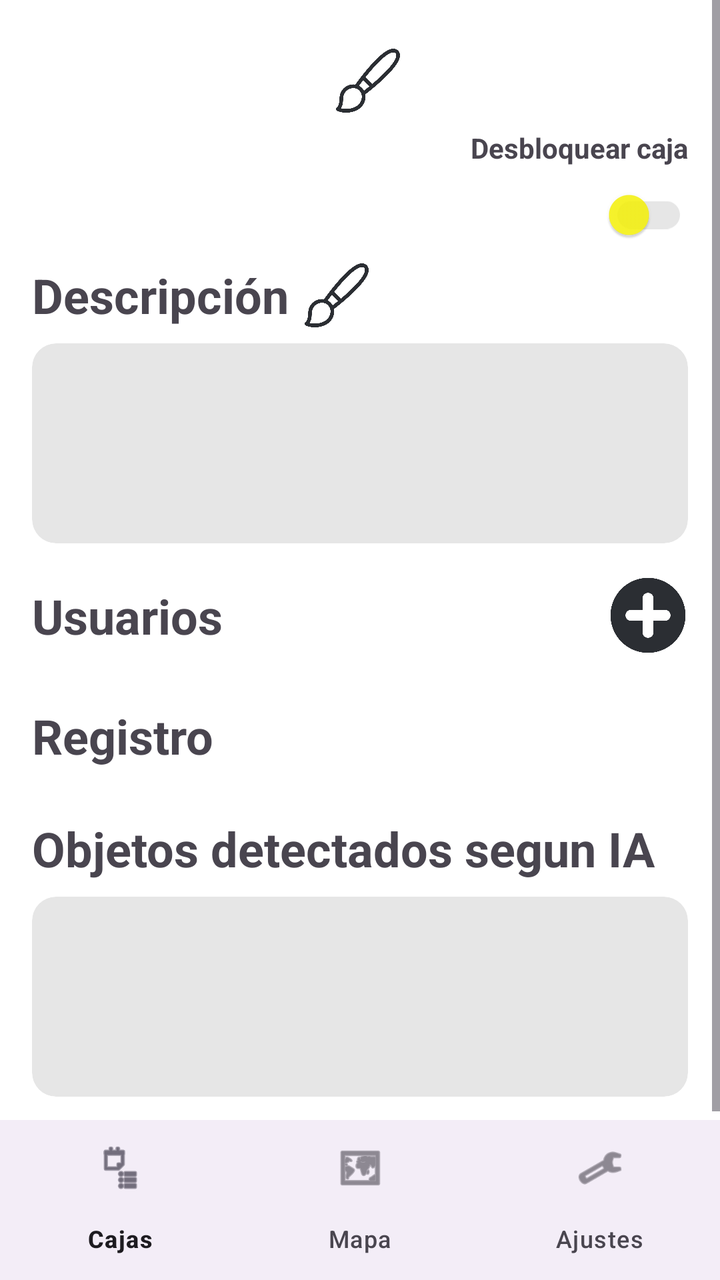
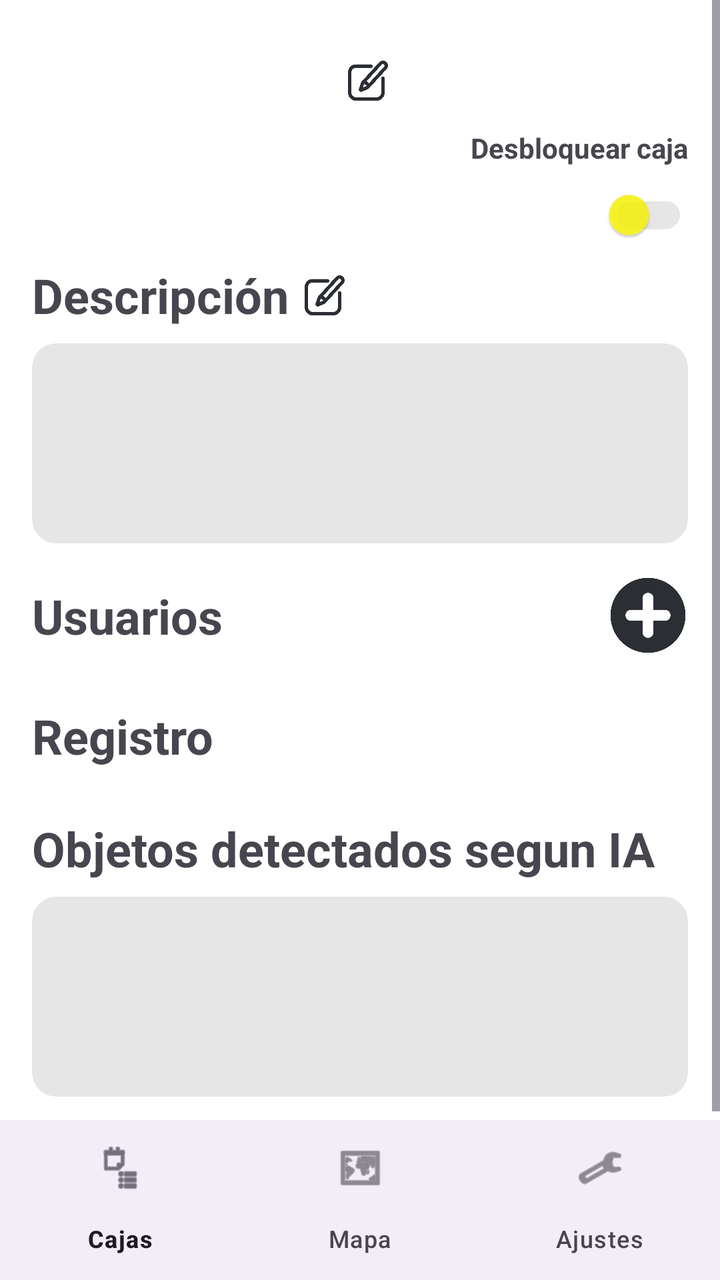

Two renders of the same Android screen: before a commit and after it. Below are the layout's source before the change and the commit's diff.
<!-- AndroidManifest.xml: application theme Theme.ProyeIoT -->
<!-- res/layout/activity_caja.xml -->
<?xml version="1.0" encoding="utf-8"?>
<androidx.constraintlayout.widget.ConstraintLayout xmlns:android="http://schemas.android.com/apk/res/android"
    xmlns:app="http://schemas.android.com/apk/res-auto"
    xmlns:tools="http://schemas.android.com/tools"
    android:id="@+id/main"
    android:layout_width="match_parent"
    android:layout_height="match_parent">

    <ScrollView
        android:id="@+id/scrollCaja"
        android:layout_width="0dp"
        android:layout_height="0dp"
        app:layout_constraintBottom_toTopOf="@id/bottomNav"
        app:layout_constraintEnd_toEndOf="parent"
        app:layout_constraintStart_toStartOf="parent"
        app:layout_constraintTop_toTopOf="parent">

        <androidx.constraintlayout.widget.ConstraintLayout
            android:layout_width="match_parent"
            android:layout_height="wrap_content"
            android:padding="16dp">

            
            <TextView
                android:id="@+id/tvNombreCaja"
                android:layout_width="wrap_content"
                android:layout_height="wrap_content"
                android:gravity="center"
                android:textSize="36sp"
                android:textStyle="bold"
                app:layout_constrainedWidth="true"
                app:layout_constraintEnd_toStartOf="@id/btnEditarNombre"
                app:layout_constraintHorizontal_chainStyle="packed"
                app:layout_constraintStart_toStartOf="parent"
                app:layout_constraintTop_toTopOf="parent" />

            <ImageButton
                android:id="@+id/btnEditarNombre"
                android:layout_width="32dp"
                android:layout_height="32dp"
                android:layout_marginStart="8dp"
                android:background="@android:color/transparent"
                android:contentDescription="Editar nombre"
                android:scaleType="fitCenter"
                android:src="@drawable/icono_pincel"
                app:layout_constraintBottom_toBottomOf="@id/tvNombreCaja"
                app:layout_constraintEnd_toEndOf="parent"
                app:layout_constraintStart_toEndOf="@id/tvNombreCaja"
                app:layout_constraintTop_toTopOf="@id/tvNombreCaja"
                app:tint="@color/fondo_3" />

            
            <TextView
                android:id="@+id/tvBloquearLabel"
                android:layout_width="0dp"
                android:layout_height="wrap_content"
                android:gravity="end"
                android:text="Desbloquear caja"
                android:textStyle="bold"
                app:layout_constraintEnd_toEndOf="parent"
                app:layout_constraintStart_toStartOf="parent"
                app:layout_constraintTop_toBottomOf="@id/tvNombreCaja" />

            <androidx.appcompat.widget.SwitchCompat
                android:id="@+id/switchBloquear"
                android:layout_width="0dp"
                android:layout_height="wrap_content"
                android:gravity="end|center_vertical"
                app:layout_constraintEnd_toEndOf="parent"
                app:layout_constraintStart_toStartOf="parent"
                app:layout_constraintTop_toBottomOf="@id/tvBloquearLabel"
                app:thumbTint="@color/boton_fondo"
                app:trackTint="@color/fondo_2" />

            

            
            <TextView
                android:id="@+id/tvTituloDescripcion"
                android:layout_width="wrap_content"
                android:layout_height="wrap_content"
                android:text="Descripción"
                android:textSize="24sp"
                android:textStyle="bold"
                app:layout_constraintEnd_toStartOf="@id/btnEditarDescripcion"
                app:layout_constraintHorizontal_bias="0"
                app:layout_constraintHorizontal_chainStyle="packed"
                app:layout_constraintStart_toStartOf="parent"
                app:layout_constraintTop_toBottomOf="@+id/switchBloquear" />

            <ImageButton
                android:id="@+id/btnEditarDescripcion"
                android:layout_width="32dp"
                android:layout_height="32dp"
                android:layout_marginStart="8dp"
                android:background="@android:color/transparent"
                android:contentDescription="Editar descripción"
                android:scaleType="fitCenter"
                android:src="@drawable/icono_pincel"
                app:layout_constraintBottom_toBottomOf="@id/tvTituloDescripcion"
                app:layout_constraintEnd_toEndOf="parent"
                app:layout_constraintHorizontal_bias="0"
                app:layout_constraintStart_toEndOf="@id/tvTituloDescripcion"
                app:layout_constraintTop_toTopOf="@id/tvTituloDescripcion"
                app:tint="@color/fondo_3" />

            <com.google.android.material.card.MaterialCardView
                android:id="@+id/cardDescripcion"
                android:layout_width="0dp"
                android:layout_height="wrap_content"
                android:layout_marginTop="8dp"
                app:cardBackgroundColor="@color/fondo_2"
                app:cardCornerRadius="12dp"
                app:cardElevation="0dp"
                app:layout_constraintEnd_toEndOf="parent"
                app:layout_constraintStart_toStartOf="parent"
                app:layout_constraintTop_toBottomOf="@id/tvTituloDescripcion"
                app:strokeWidth="0dp">

                <TextView
                    android:id="@+id/tvDescripcion"
                    android:layout_width="match_parent"
                    android:layout_height="wrap_content"
                    android:minHeight="100dp"
                    android:padding="16dp"
                    android:textColor="@color/texto_cajas" />
            </com.google.android.material.card.MaterialCardView>

            <ImageButton
                android:id="@+id/btnAnadirUsuario"
                android:layout_width="40dp"
                android:layout_height="40dp"
                android:layout_marginTop="16dp"
                android:background="@android:color/transparent"
                android:contentDescription="Añadir usuario"
                android:scaleType="fitCenter"
                android:src="@drawable/icono_anadir"
                app:layout_constraintEnd_toEndOf="parent"
                app:layout_constraintTop_toBottomOf="@id/cardDescripcion"
                app:tint="@color/fondo_3" />

            <TextView
                android:id="@+id/tvTituloUsuarios"
                android:layout_width="0dp"
                android:layout_height="wrap_content"
                android:text="Usuarios"
                android:textSize="24sp"
                android:textStyle="bold"
                app:layout_constraintBottom_toBottomOf="@id/btnAnadirUsuario"
                app:layout_constraintEnd_toStartOf="@id/btnAnadirUsuario"
                app:layout_constraintStart_toStartOf="parent"
                app:layout_constraintTop_toTopOf="@id/btnAnadirUsuario" />

            <com.google.android.material.card.MaterialCardView
                android:id="@+id/cardUsuarios"
                android:layout_width="0dp"
                android:layout_height="wrap_content"
                android:layout_marginTop="8dp"
                app:cardBackgroundColor="@color/fondo_2"
                app:cardCornerRadius="12dp"
                app:cardElevation="0dp"
                app:layout_constraintEnd_toEndOf="parent"
                app:layout_constraintStart_toStartOf="parent"
                app:layout_constraintTop_toBottomOf="@id/btnAnadirUsuario"
                app:strokeWidth="0dp">

                <LinearLayout
                    android:id="@+id/rvUsuarios"
                    android:layout_width="match_parent"
                    android:layout_height="wrap_content"
                    android:orientation="vertical" />
            </com.google.android.material.card.MaterialCardView>

            <TextView
                android:id="@+id/tvTituloRegistro"
                android:layout_width="0dp"
                android:layout_height="wrap_content"
                android:layout_marginTop="16dp"
                android:text="Registro"
                android:textSize="24sp"
                android:textStyle="bold"
                app:layout_constraintEnd_toEndOf="parent"
                app:layout_constraintStart_toStartOf="parent"
                app:layout_constraintTop_toBottomOf="@id/cardUsuarios" />

            <com.google.android.material.card.MaterialCardView
                android:id="@+id/cardRegistro"
                android:layout_width="0dp"
                android:layout_height="wrap_content"
                android:layout_marginTop="8dp"
                app:cardBackgroundColor="@color/fondo_2"
                app:cardCornerRadius="12dp"
                app:cardElevation="0dp"
                app:layout_constraintEnd_toEndOf="parent"
                app:layout_constraintStart_toStartOf="parent"
                app:layout_constraintTop_toBottomOf="@id/tvTituloRegistro"
                app:strokeWidth="0dp">

                <LinearLayout
                    android:id="@+id/rvRegistro"
                    android:layout_width="match_parent"
                    android:layout_height="wrap_content"
                    android:orientation="vertical" />
            </com.google.android.material.card.MaterialCardView>

            <TextView
                android:id="@+id/tvTituloObjetos"
                android:layout_width="0dp"
                android:layout_height="wrap_content"
                android:layout_marginTop="16dp"
                android:text="Objetos detectados segun IA"
                android:textSize="24sp"
                android:textStyle="bold"
                app:layout_constraintEnd_toEndOf="parent"
                app:layout_constraintStart_toStartOf="parent"
                app:layout_constraintTop_toBottomOf="@id/cardRegistro" />

            <com.google.android.material.card.MaterialCardView
                android:id="@+id/cardObjetos"
                android:layout_width="0dp"
                android:layout_height="wrap_content"
                android:layout_marginTop="8dp"
                app:cardBackgroundColor="@color/fondo_2"
                app:cardCornerRadius="12dp"
                app:cardElevation="0dp"
                app:layout_constraintEnd_toEndOf="parent"
                app:layout_constraintStart_toStartOf="parent"
                app:layout_constraintTop_toBottomOf="@id/tvTituloObjetos"
                app:strokeWidth="0dp">

                <TextView
                    android:id="@+id/tvObjetos"
                    android:layout_width="match_parent"
                    android:layout_height="wrap_content"
                    android:minHeight="100dp"
                    android:padding="16dp"
                    android:textColor="@color/texto_cajas" />
            </com.google.android.material.card.MaterialCardView>

        </androidx.constraintlayout.widget.ConstraintLayout>
    </ScrollView>

    <com.google.android.material.bottomnavigation.BottomNavigationView
        android:id="@+id/bottomNav"
        android:layout_width="0dp"
        android:layout_height="wrap_content"
        app:layout_constraintBottom_toBottomOf="parent"
        app:layout_constraintEnd_toEndOf="parent"
        app:layout_constraintStart_toStartOf="parent"
        app:menu="@menu/menu_inferior" />

</androidx.constraintlayout.widget.ConstraintLayout>
<!-- resources referenced by this layout -->
<resources>
  <color name="boton_fondo">@color/color_main</color>
  <color name="fondo_2">#E6E6E6</color>
  <color name="fondo_3">#2B2E33</color>
  <color name="texto_cajas">#000000</color>
  <!-- drawable icono_anadir: png bitmap (drawable, 11934 bytes) -->
  <!-- drawable icono_pincel: png bitmap (drawable, 14274 bytes) -->
  <style name="Theme.ProyeIoT" parent="Base.Theme.ProyeIoT">
          <item name="android:colorBackground">@color/fondo_1</item>
          <item name="android:windowBackground">@color/fondo_1</item>
      </style>
  <color name="color_main">#D6F8F402</color>
  <style name="Base.Theme.ProyeIoT" parent="Theme.Material3.DayNight.NoActionBar">
          <item name="materialButtonStyle">@style/Widget.ProyeIoT.Button</item>
      </style>
  <color name="fondo_1">#FFFFFFFF</color>
  <style name="Widget.ProyeIoT.Button" parent="Widget.Material3.Button">
          <item name="backgroundTint">@color/boton_fondo</item>
          <item name="android:textColor">@color/color_blanco</item>
          <item name="color">@color/color_negro</item>
      </style>
  <color name="color_blanco">#FFFFFF</color>
  <color name="color_negro">#000000</color>
</resources>

<!-- the commit's change to res/layout/activity_caja.xml (unified diff, before → after) -->
@@ -36,8 +36,8 @@
 
             <ImageButton
                 android:id="@+id/btnEditarNombre"
-                android:layout_width="32dp"
-                android:layout_height="32dp"
+                android:layout_width="20dp"
+                android:layout_height="20dp"
                 android:layout_marginStart="8dp"
                 android:background="@android:color/transparent"
                 android:contentDescription="Editar nombre"
@@ -90,8 +90,8 @@
 
             <ImageButton
                 android:id="@+id/btnEditarDescripcion"
-                android:layout_width="32dp"
-                android:layout_height="32dp"
+                android:layout_width="20dp"
+                android:layout_height="20dp"
                 android:layout_marginStart="8dp"
                 android:background="@android:color/transparent"
                 android:contentDescription="Editar descripción"
<!-- resource entries referenced after the edit -->
@@ -5,7 +5,7 @@
   <color name="fondo_3">#2B2E33</color>
   <color name="texto_cajas">#000000</color>
   <!-- drawable icono_anadir: png bitmap (drawable, 11934 bytes) -->
-  <!-- drawable icono_pincel: png bitmap (drawable, 14274 bytes) -->
+  <!-- drawable icono_pincel: png bitmap (drawable, 9459 bytes) -->
   <style name="Theme.ProyeIoT" parent="Base.Theme.ProyeIoT">
           <item name="android:colorBackground">@color/fondo_1</item>
           <item name="android:windowBackground">@color/fondo_1</item>
